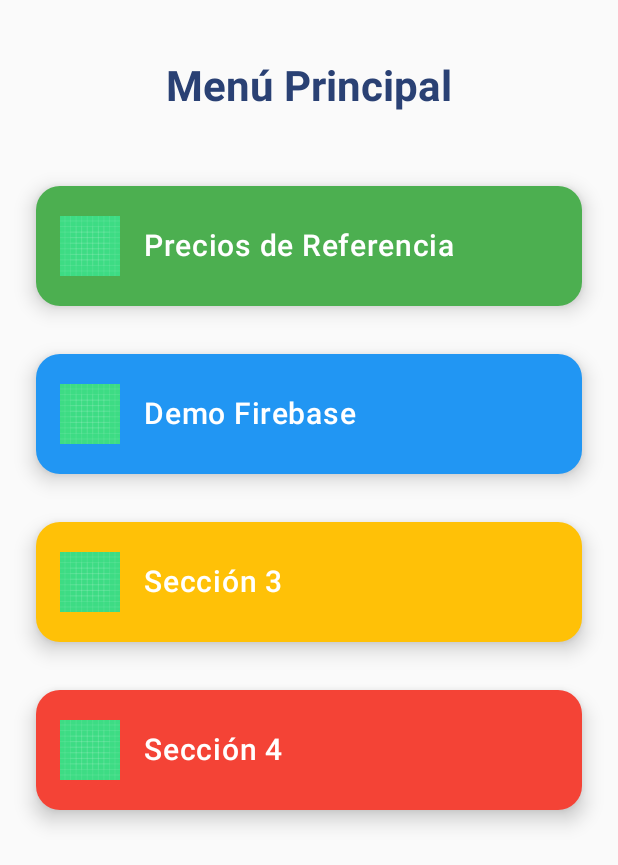
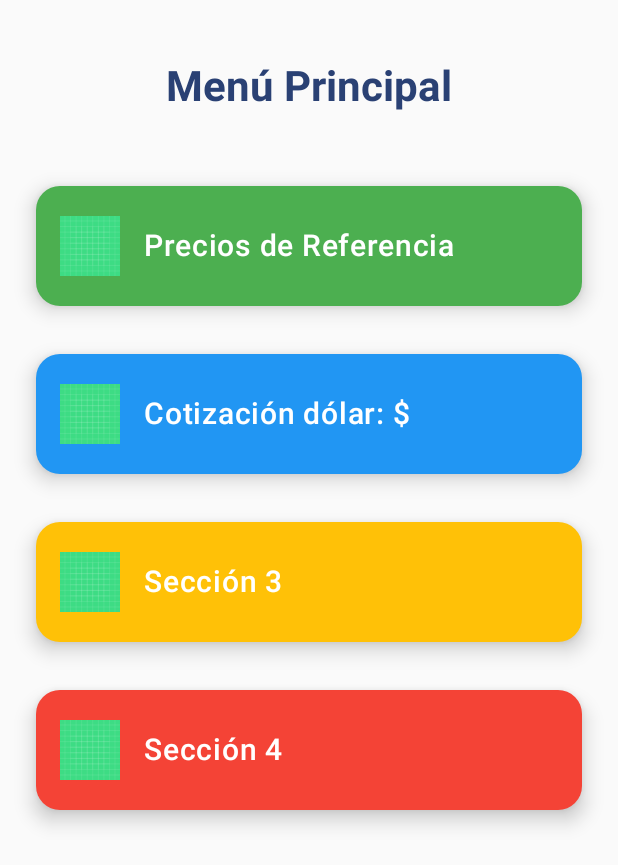
Before and after one commit to FranciscoDadone/LOAM_TP1, an Android app built with Jetpack Compose: the screen it shows after launch (MainActivity), on a phone screen of 412 x 824 dp. Shown: the top 865 px of the screen. Run offline under Robolectric (Android 15) with nearby library versions, the phone set to English and light mode, and no system bars; our stand-ins replace Firebase (no records; nobody signed in at launch, a user with empty details on screens opened directly).

Commit message:
Cot dolar

```diff
--- a/app/src/main/java/com/loam/trabajopractico1loam/ui/screens/HomeScreen.kt
+++ b/app/src/main/java/com/loam/trabajopractico1loam/ui/screens/HomeScreen.kt
@@ -18,7 +18,6 @@ import com.loam.trabajopractico1loam.R
 @Composable
 fun HomeScreen(
     onNavigateToPrecios: () -> Unit,
-    onNavigateToDemo: () -> Unit,
     onNavigateToSection3: () -> Unit,
     onNavigateToSection4: () -> Unit
 ) {
@@ -42,11 +41,10 @@ fun HomeScreen(
             iconRes = R.drawable.ic_launcher_background,
             onClick = onNavigateToPrecios
         )
-        MenuButton(
-            text = "Demo Firebase",
+        Widget(
+            text = "Cotización dólar: $",
             color = Color(0xFF2196F3),
             iconRes = R.drawable.ic_launcher_background,
-            onClick = onNavigateToDemo
         )
         MenuButton(
             text = "Sección 3",
@@ -94,3 +92,34 @@ fun MenuButton(text: String, color: Color, iconRes: Int, onClick: () -> Unit) {
         }
     }
 }
+
+@Composable
+fun Widget(text: String, color: Color, iconRes: Int) {
+    Card(
+        modifier = Modifier
+            .fillMaxWidth()
+            .height(80.dp),
+        colors = CardDefaults.cardColors(containerColor = color),
+        shape = RoundedCornerShape(16.dp),
+        elevation = CardDefaults.cardElevation(defaultElevation = 8.dp)
+    ) {
+        Row(
+            modifier = Modifier.fillMaxSize(),
+            verticalAlignment = Alignment.CenterVertically
+        ) {
+            Spacer(modifier = Modifier.width(16.dp))
+            Image(
+                painter = painterResource(id = iconRes),
+                contentDescription = text,
+                modifier = Modifier.size(40.dp)
+            )
+            Spacer(modifier = Modifier.width(16.dp))
+            Text(
+                text = text,
+                fontSize = 20.sp,
+                fontWeight = FontWeight.SemiBold,
+                color = Color.White
+            )
+        }
+    }
+}
```
Also changed, not shown: app/src/main/java/com/loam/trabajopractico1loam/MainActivity.kt (+0 -109 lines).
